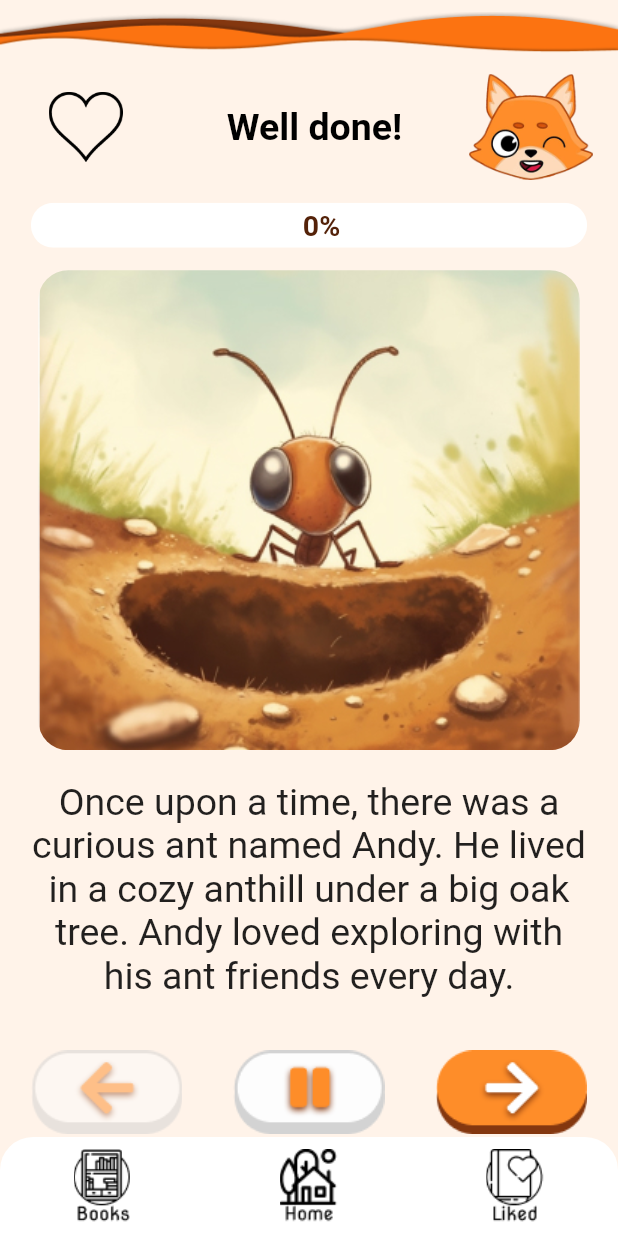
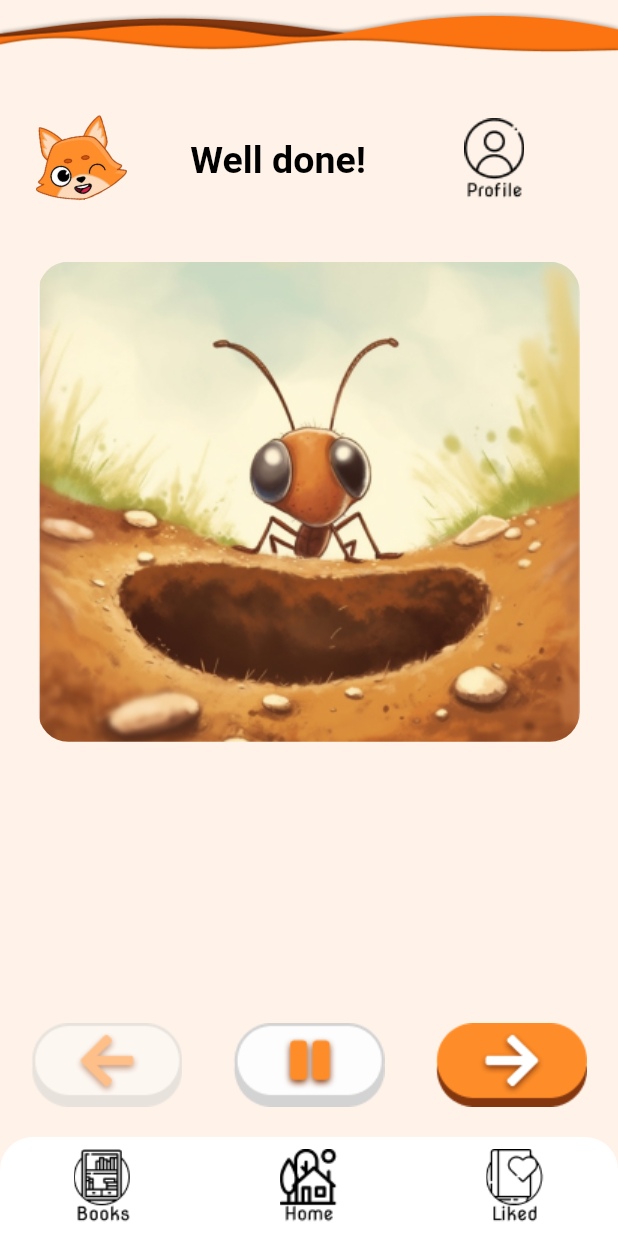
Before and after one commit to COS301-SE-2023/AI-Generated-Children-s-Stories, a Flutter app: the InsideStory screen opened by its route, on a phone screen of 412 x 824 dp. Run offline on Flutter 3.47's test engine with Material 2 defaults, Android fonts, the phone set to English and light mode, and no system bars; our stand-ins replace carousel_slider; generated files the repository leaves out were written again; Roboto replaces fonts that are missing (NotoSerif).

Commit message:
started refactoring inside a story to include the dynamic header

```diff
--- a/lib/inside_story.dart
+++ b/lib/inside_story.dart
@@ -7,15 +7,9 @@ import 'navbar.dart';
 import 'myHeader.dart';
 
 class InsideStory extends StatefulWidget {
-  InsideStory({
-    super.key
-  });
+  InsideStory({super.key});
 
-  List<String> messages = [
-    "Well done!",
-    "Almost there!",
-    "Way to go!"
-  ];
+  List<String> messages = ["Well done!", "Almost there!", "Way to go!"];
 
   List<String> storyText = [
     "Once upon a time, there was a curious ant named Andy. He lived in a cozy anthill under a big oak tree. Andy loved exploring with his ant friends every day.",
@@ -36,7 +30,6 @@ class InsideStory extends StatefulWidget {
 }
 
 class _InsideStoryState extends State<InsideStory> {
-
   int messageIndex = 0;
   int storyIndex = 0;
 
@@ -61,88 +54,22 @@ class _InsideStoryState extends State<InsideStory> {
   @override
   Widget build(BuildContext context) {
     return Scaffold(
-        backgroundColor: Color.fromARGB(255, 255, 243, 233),
+      backgroundColor: const Color.fromARGB(255, 255, 243, 233),
       body: SafeArea(
-          //back button
-          child: SingleChildScrollView(
           child: Column(
         children: [
-                Row(
-                  children: [
-                    Column(
-                      children: [
-                      Row(children: [
-                        Padding(
-                          padding: const EdgeInsets.only(top: 8.0),
-                          child: Container(
-                            width: MediaQuery.of(context).size.width,
-                            height: MediaQuery.of(context).size.width * 0.1,
-                            decoration: const BoxDecoration(
-                              image: DecorationImage(
-                                fit: BoxFit.fill,
-                                image: AssetImage('assets/images/Wave.png'),
-                              ),
-                            ),
-                          ),
-                        ),
-                      ],),
-                      Row(
-                        children: [
-                          Padding(
-                            padding: EdgeInsets.only(left: MediaQuery.of(context).size.width*0.05),
-                            child: Image.asset(
-                                  'assets/images/heart-empty.png',
-                                  width: MediaQuery.of(context).size.width*0.12,
-                                ),
-                            ),
-                          Padding(
-                            padding: EdgeInsets.only(left: MediaQuery.of(context).size.width*0.06),
-                            child: SizedBox(
-                              width: MediaQuery.of(context).size.width*0.5,
-                              child:
-                                Text(
-                                widget.messages[messageIndex],
-                                textAlign: TextAlign.center,
-                                style: const TextStyle(
-                                  fontSize: 25,
-                                  color: Color.fromARGB(255, 0, 0, 0),
-                                  fontWeight: FontWeight.w600
-                                ),
-                              ),
-                            ),
-                          ),
-                          Stack(
-                            children: [
-                              Positioned(
+          MyHeader(message: widget.messages[messageIndex]),
+          Expanded(
             child: Padding(
-                                  padding: const EdgeInsets.only(right: 5),
-                                  child:  Image.asset(
-                                    'assets/images/MascotWinking.png',
-                                    width:  MediaQuery.of(context).size.width*0.2,
-                                  ),
-                                )
-                              ),
-                            ]
-                          )
-
-                        ]
-                      ),
-                      Row(children: [
-                        Padding(
-                          padding: const EdgeInsets.only(top: 15, bottom: 5),
-                          child: ProgressBar(totalPages: widget.storyText.length - 1, currentPages: storyIndex)
-                        )
-
-                      ],)
-                    ])]
-                ),
-                Padding(
-                  padding: const EdgeInsets.only(top: 10.0),
+              padding: EdgeInsets.only(
+                  top: 10.0,
+                  left: MediaQuery.of(context).size.width * 0.05,
+                  right: MediaQuery.of(context).size.width * 0.05),
               child: Row(
                 //image
                 children: [
                   SizedBox(
-                        width: MediaQuery.of(context).size.width,
+                    width: MediaQuery.of(context).size.width * 0.9,
                     child: Column(
                       children: [
                         ClipRRect(
@@ -151,78 +78,42 @@ class _InsideStoryState extends State<InsideStory> {
                             widget.images[storyIndex],
                           ),
                         )
-
                       ],
                     ),
                   ),
                 ],
               ),
             ),
-                SingleChildScrollView(
-                  child: Column(children: [
-                    Padding( //story text
-                      padding: const EdgeInsets.all(20.0),
-                      child:Text(
-                        widget.storyText[storyIndex],
-                        textAlign: TextAlign.center,
-                        style: const TextStyle(
-                          fontSize: 25
-                        )
-                      )
           ),
-                  ],)
-                ),
-
-                Column(
+          Padding(
+            padding: EdgeInsets.only(
+                bottom: 20,
+                top: 15,
+                left: MediaQuery.of(context).size.width * 0.05,
+                right: MediaQuery.of(context).size.width * 0.05),
+            child: Row(
               children: [
-                Padding(
-                      padding: EdgeInsets.only(bottom: 20, top: 15, left: MediaQuery.of(context).size.width * 0.05, right: MediaQuery.of(context).size.width * 0.05),
-                      child: Row(children: [
                 GestureDetector(
-                          onTap: () => {
-                            prev()
-                          },
-                          child: Image.asset(
-                            'assets/images/back.png'
-                          ),
-                        ),
-
-                        Spacer(),
-                        Image.asset(
-                          'assets/images/pause.png'
+                  onTap: () => {prev()},
+                  child: Image.asset('assets/images/back.png'),
                 ),
                 Spacer(),
-
+                Image.asset('assets/images/pause.png'),
+                Spacer(),
                 GestureDetector(
-                          onTap: () => {
-                            next()
-                          },
-                          child: Image.asset(
-                            'assets/images/forward.png'
+                    onTap: () => {next()},
+                    child: Image.asset('assets/images/forward.png')),
+              ],
+            ),
           )
-                        )
-                        ,
-                      ],),
-                    ),
         ],
-            )
-              ]
-            ),
-
-          )
-        ),
-
+      )),
       bottomNavigationBar: NavbarWidget(),
-
     );
-
-
   }
 }
 
-class PageState extends ChangeNotifier {
-
-}
+class PageState extends ChangeNotifier {}
 
 /*
 
--- a/lib/myHeader.dart
+++ b/lib/myHeader.dart
@@ -15,25 +15,7 @@ class MyHeader extends StatefulWidget {
 class _MyHeaderState extends State<MyHeader> {
   @override
   Widget build(BuildContext context) {
-    return Container(
-      decoration: const BoxDecoration(
-        // border: Border(
-        //   bottom: BorderSide(width: 6, color: Color.fromARGB(255, 255, 255, 255)),
-        // ),
-
-        // gradient: LinearGradient(
-        //   begin: Alignment.topCenter,
-        //   end: Alignment.bottomCenter,
-        //   colors: [
-        //     //rgb(255, 243, 233)
-        //     Color.fromARGB(255, 255, 243, 233),
-        //     Color.fromARGB(255, 255, 243, 233),
-        //     Color.fromARGB(255, 255, 214, 180),
-        //   ],
-        // ),
-
-      ),
-      child: Column(
+    return Column(
       children: [
       Row(children: [
         Padding(
@@ -91,7 +73,6 @@ class _MyHeaderState extends State<MyHeader> {
 
         ]
       ),
-      ]),
-    );
+    ]);
   }
 }
```
Lines whose indentation alone changed are shown as unchanged.
